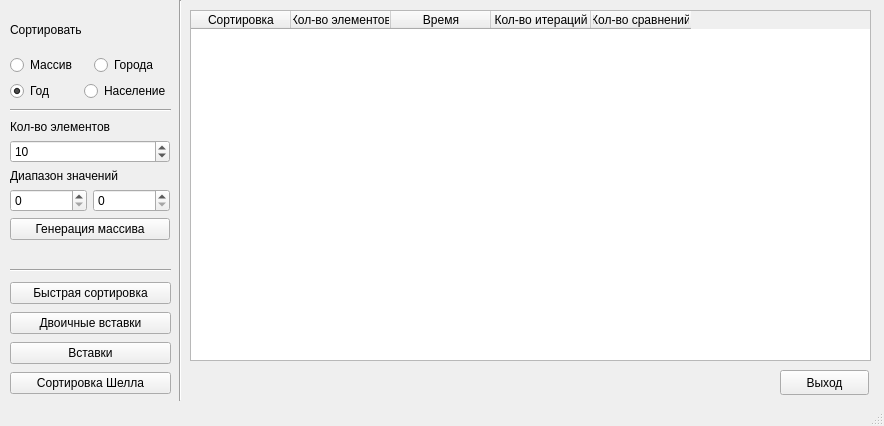
Old version of the form mainwindow.ui in the repository Desomafo/lab1GUI.
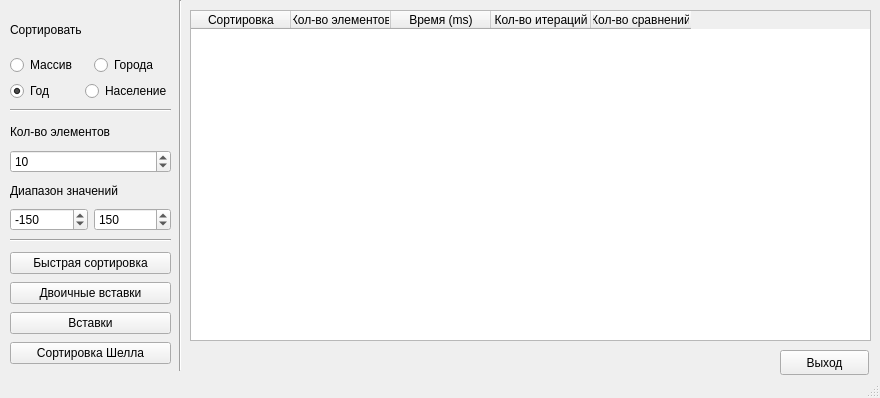
New version of the form.

Commit message: buttons active but only for arrays

The edit to the form file:
```diff
--- a/mainwindow.ui
+++ b/mainwindow.ui
@@ -6,8 +6,8 @@
    <rect>
     <x>0</x>
     <y>0</y>
-    <width>884</width>
-    <height>426</height>
+    <width>880</width>
+    <height>398</height>
    </rect>
   </property>
   <property name="windowTitle">
@@ -20,7 +20,7 @@
       <x>170</x>
       <y>0</y>
       <width>20</width>
-      <height>401</height>
+      <height>371</height>
      </rect>
     </property>
     <property name="orientation">
@@ -32,8 +32,8 @@
      <rect>
       <x>10</x>
       <y>120</y>
-      <width>160</width>
-      <height>145</height>
+      <width>161</width>
+      <height>111</height>
      </rect>
     </property>
     <layout class="QVBoxLayout" name="verticalLayout">
@@ -67,33 +67,33 @@
      <item>
       <layout class="QHBoxLayout" name="horizontalLayout">
        <item>
-        <widget class="QSpinBox" name="spinBox_2"/>
+        <widget class="QSpinBox" name="spinBox_2">
+         <property name="minimum">
+          <number>-100000</number>
+         </property>
+         <property name="maximum">
+          <number>100000</number>
+         </property>
+         <property name="value">
+          <number>-150</number>
+         </property>
+        </widget>
        </item>
        <item>
-        <widget class="QSpinBox" name="spinBox_3"/>
+        <widget class="QSpinBox" name="spinBox_3">
+         <property name="minimum">
+          <number>-100000</number>
+         </property>
+         <property name="maximum">
+          <number>100000</number>
+         </property>
+         <property name="value">
+          <number>150</number>
+         </property>
+        </widget>
        </item>
       </layout>
      </item>
-     <item>
-      <widget class="QPushButton" name="pushButton">
-       <property name="text">
-        <string>Генерация массива</string>
-       </property>
-      </widget>
-     </item>
-     <item>
-      <spacer name="verticalSpacer_2">
-       <property name="orientation">
-        <enum>Qt::Vertical</enum>
-       </property>
-       <property name="sizeHint" stdset="0">
-        <size>
-         <width>20</width>
-         <height>40</height>
-        </size>
-       </property>
-      </spacer>
-     </item>
     </layout>
    </widget>
    <widget class="Line" name="line_2">
@@ -114,7 +114,7 @@
      <rect>
       <x>10</x>
       <y>10</y>
-      <width>161</width>
+      <width>162</width>
       <height>91</height>
      </rect>
     </property>
@@ -174,7 +174,7 @@
     <property name="geometry">
      <rect>
       <x>10</x>
-      <y>260</y>
+      <y>230</y>
       <width>161</width>
       <height>20</height>
      </rect>
@@ -187,7 +187,7 @@
     <property name="geometry">
      <rect>
       <x>10</x>
-      <y>280</y>
+      <y>250</y>
       <width>161</width>
       <height>120</height>
      </rect>
@@ -229,7 +229,7 @@
       <x>190</x>
       <y>10</y>
       <width>681</width>
-      <height>351</height>
+      <height>331</height>
      </rect>
     </property>
     <column>
@@ -250,7 +250,7 @@
     </column>
     <column>
      <property name="text">
-      <string>Время</string>
+      <string>Время (ms)</string>
      </property>
      <property name="textAlignment">
       <set>AlignCenter</set>
@@ -285,7 +285,7 @@
     <property name="geometry">
      <rect>
       <x>780</x>
-      <y>370</y>
+      <y>350</y>
       <width>89</width>
       <height>25</height>
      </rect>
```
Left out of the diff: 19 changed lines with no effect on the pictures. The commit also changes 6 other files.
